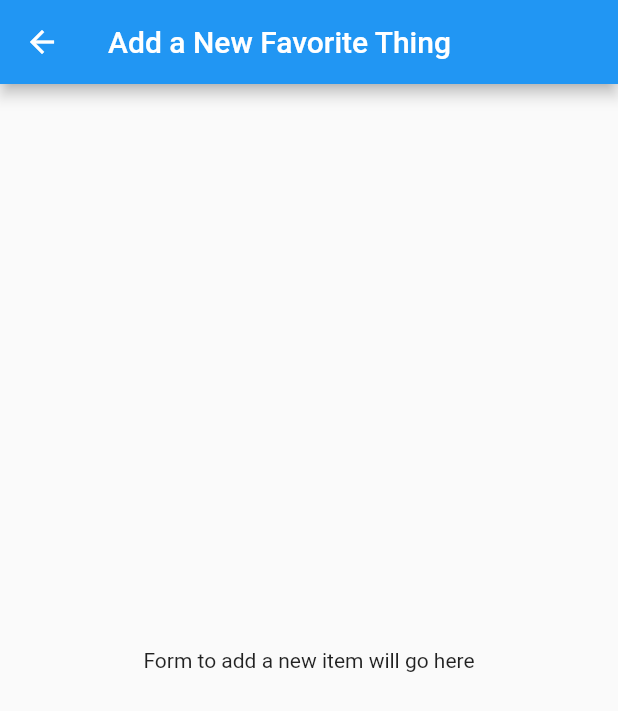
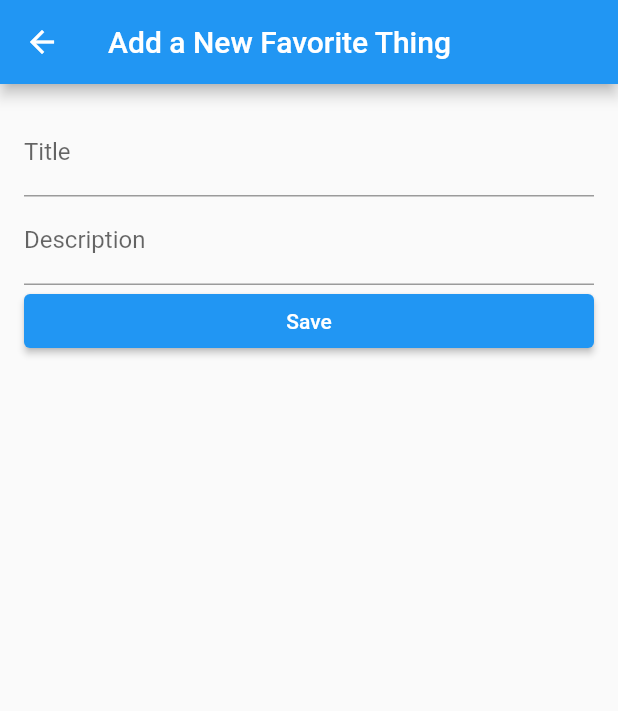
Before and after one commit to Jonas-Lieske/esd_flutter_example, a Flutter app: the screen it shows after launch, after a tap on the "add" icon, on a phone screen of 412 x 824 dp. Shown: the top 711 px of the screen. Run offline on Flutter 3.47's test engine with Material 2 defaults, Android fonts, the phone set to English and light mode, and no system bars.

Commit message:
feat: Implemented item adding functionality

```diff
--- a/lib/main.dart
+++ b/lib/main.dart
@@ -22,7 +22,7 @@ class MyApp extends StatelessWidget {
       // Static routes
       routes: {
         HomeScreen.routeName: (context) => HomeScreen(),
-        AddItemScreen.routeName: (context) => const AddItemScreen(),
+        AddItemScreen.routeName: (context) => AddItemScreen(),
       },
       // Routes with args
       onGenerateRoute: (settings) {
--- a/lib/screens/add_item_screen.dart
+++ b/lib/screens/add_item_screen.dart
@@ -1,9 +1,31 @@
+import 'package:app/models/favorite_item.dart';
 import 'package:flutter/material.dart';
 
-class AddItemScreen extends StatelessWidget {
+class AddItemScreen extends StatefulWidget {
   static const routeName = "/addItemScreen";
 
   const AddItemScreen({Key? key}) : super(key: key);
+
+  @override
+  State<AddItemScreen> createState() => _AddItemScreenState();
+}
+
+class _AddItemScreenState extends State<AddItemScreen> {
+  final _formKey = GlobalKey<FormState>();
+  final _titleController = TextEditingController();
+  final _descriptionController = TextEditingController();
+
+  void _saveItem() {
+    if (_formKey.currentState!.validate()) {
+      final newItem = FavoriteItem(
+        title: _titleController.text,
+        description: _descriptionController.text,
+      );
+
+      // Pop the screen and pass back the new item
+      Navigator.of(context).pop(newItem);
+    }
+  }
 
   @override
   Widget build(BuildContext context) {
@@ -11,9 +33,43 @@ class AddItemScreen extends StatelessWidget {
       appBar: AppBar(
         title: const Text('Add a New Favorite Thing'),
       ),
-      body: const Center(
-        child: Text('Form to add a new item will go here'),
+      body: Form(
+        key: _formKey,
+        child: Padding(
+          padding: const EdgeInsets.all(16.0),
+          child: Column(
+            crossAxisAlignment: CrossAxisAlignment.stretch,
+            children: [
+              TextFormField(
+                controller: _titleController,
+                decoration: const InputDecoration(labelText: 'Title'),
+                validator: (value) {
+                  if (value == null || value.isEmpty) {
+                    return 'Please enter a title';
+                  }
+                  return null;
+                },
+              ),
+              TextFormField(
+                controller: _descriptionController,
+                decoration: const InputDecoration(labelText: 'Description'),
+              ),
+              ElevatedButton(
+                onPressed: _saveItem,
+                child: const Text('Save'),
+              ),
+            ],
+          ),
+        ),
       ),
     );
   }
+
+  @override
+  void dispose() {
+    // Clean up the controller when the widget is disposed.
+    _titleController.dispose();
+    _descriptionController.dispose();
+    super.dispose();
+  }
 }
--- a/lib/screens/home_screen.dart
+++ b/lib/screens/home_screen.dart
@@ -3,15 +3,19 @@ import 'package:app/screens/add_item_screen.dart';
 import 'package:app/widgets/favorite_item_card.dart';
 import 'package:flutter/material.dart';
 
-class HomeScreen extends StatelessWidget {
+class HomeScreen extends StatefulWidget {
   static const routeName = "/homeScreen";
 
+  const HomeScreen({Key? key}) : super(key: key);
+
+  @override
+  State<HomeScreen> createState() => _HomeScreenState();
+}
+
+class _HomeScreenState extends State<HomeScreen> {
   final List<FavoriteItem> items = [
     FavoriteItem(title: 'Pizza', description: 'Cheesy and delicious'),
-    // Add more hardcoded items
   ];
-
-  HomeScreen({Key? key}) : super(key: key);
 
   @override
   Widget build(BuildContext context) {
@@ -26,8 +30,19 @@ class HomeScreen extends StatelessWidget {
         },
       ),
       floatingActionButton: FloatingActionButton(
-        onPressed: () {
-          Navigator.pushNamed(context, AddItemScreen.routeName);
+        onPressed: () async {
+          // Navigate to AddItemScreen and wait for the result
+          final result = await Navigator.push(
+            context,
+            MaterialPageRoute(builder: (context) => const AddItemScreen()),
+          );
+
+          // Check if the result is a FavoriteItem and add it to the list
+          if (result is FavoriteItem) {
+            setState(() {
+              items.add(result);
+            });
+          }
         },
         child: const Icon(Icons.add),
       ),
--- a/pubspec.yaml
+++ b/pubspec.yaml
@@ -1,5 +1,5 @@
 name: app
-description: A new Flutter project.
+description: Simple example app for the ESD course.
 
 version: 1.0.0+1
 
```
